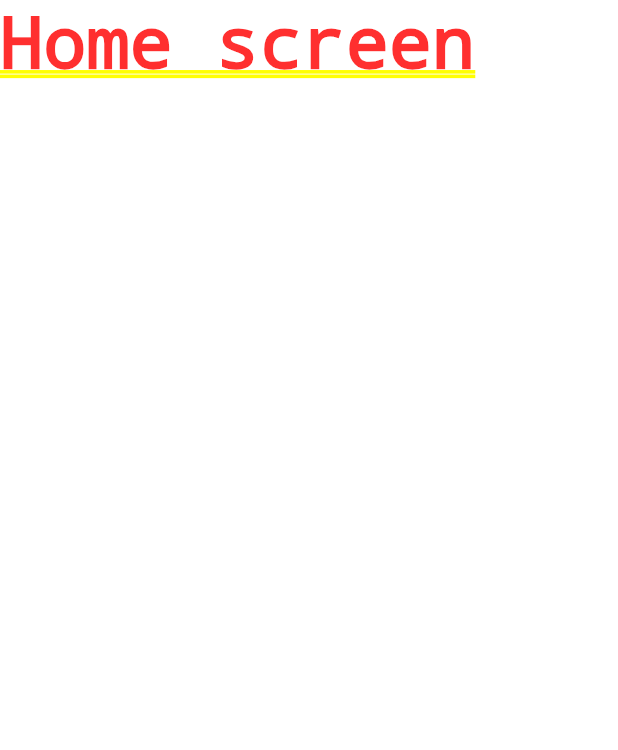
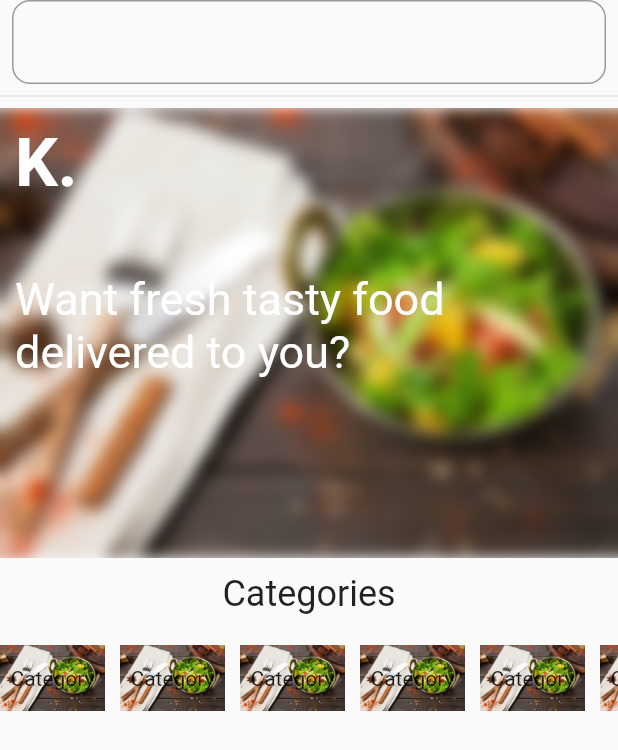
Before and after one commit to lordvidex/KwiBerry, a Flutter app: the screen it shows after launch, after a tap on "Proceed to Restaurants", on a phone screen of 412 x 824 dp. Shown: the top 750 px of the screen. Run offline on Flutter 3.47's test engine with Material 2 defaults, Android fonts, the phone set to English and light mode, and no system bars; drawn by our look-alikes of auto_size_text; our stand-ins replace geolocator, google_maps_flutter, location, shared_preferences; statements that could not run were skipped.

Commit message:
HomeScreen page design started

```diff
--- a/lib/screens/home_screen.dart
+++ b/lib/screens/home_screen.dart
@@ -1,9 +1,100 @@
+import 'dart:ui';
 import 'package:flutter/material.dart';
+import 'package:auto_size_text/auto_size_text.dart';
+import './location_screen.dart';
 
 class HomeScreen extends StatelessWidget {
   static final String routeName = '/homescreen';
   @override
   Widget build(BuildContext context) {
-    return Container(child: Text('Home screen'));
+    final width = MediaQuery.of(context).size.width;
+    final String locationText =
+        (ModalRoute.of(context).settings.arguments) ?? '';
+
+    return Scaffold(
+      body: SingleChildScrollView(
+          child: Column(
+        children: [
+          Padding(
+            padding: const EdgeInsets.symmetric(horizontal: 8.0),
+            child: GestureDetector(
+                child: InputDecorator(
+                    child: Text(locationText ?? 'Click to select location'),
+                    decoration: InputDecoration(
+                        fillColor: Colors.grey[200],
+                        border: OutlineInputBorder(
+                            borderRadius:
+                                BorderRadius.all(Radius.circular(12))))),
+                onTap: () => Navigator.of(context)
+                    .pushReplacementNamed(LocationScreen.routeName)),
+          ),
+          Divider(),
+          ClipRect(
+            child: Container(
+              width: double.infinity,
+              height: 300,
+              child: Stack(children: [
+                Container(
+                    decoration: BoxDecoration(
+                  image: DecorationImage(
+                      image: AssetImage('assets/images/veg.png'),
+                      fit: BoxFit.cover),
+                )),
+                BackdropFilter(
+                  filter: ImageFilter.blur(sigmaX: 5, sigmaY: 5),
+                  child: Container(color: Colors.black.withOpacity(0)),
+                ),
+                Positioned(
+                    top: 10,
+                    left: 10,
+                    child: Text('K.',
+                        style: Theme.of(context).textTheme.headline3.copyWith(
+                            fontWeight: FontWeight.bold, color: Colors.white))),
+                Positioned(
+                    top: 110,
+                    left: 10,
+                    child: Container(
+                      child: ConstrainedBox(
+                        constraints: BoxConstraints(
+                          minWidth: 60.0,
+                          maxWidth: width * 0.7,
+                          minHeight: 30.0,
+                          maxHeight: 100.0,
+                        ),
+                        child: AutoSizeText(
+                          "Want fresh tasty food delivered to you?",
+                          style: TextStyle(fontSize: 30.0, color: Colors.white),
+                        ),
+                      ),
+                    )),
+              ]),
+            ),
+          ),
+          Padding(
+              padding: const EdgeInsets.only(
+                  top: 10, left: 10, right: 10, bottom: 2),
+              child: Text('Categories',
+                  style: Theme.of(context).textTheme.headline5)),
+          Container(
+            height: 80,
+            child: ListView.builder(
+              scrollDirection: Axis.horizontal,
+              itemBuilder: (ctx, i) => Padding(
+                padding: EdgeInsets.only(right: 10),
+                child: Container(
+                  width: 70,
+                  height: 70,
+                  decoration: BoxDecoration(
+                      image: DecorationImage(
+                          image: AssetImage('assets/images/veg.png'))),
+                  child: Center(child: Text('Category')),
+                ),
+              ),
+              itemCount: 16,
+            ),
+          ),
+        ],
+      )),
+    );
   }
 }
--- a/pubspec.yaml
+++ b/pubspec.yaml
@@ -32,6 +32,7 @@ dependencies:
   shared_preferences: ^0.5.8
   provider: ^4.3.2
   geolocator: ^5.3.2+2
+  auto_size_text: ^2.1.0
 
 dev_dependencies:
   flutter_test:
```
Also changed, not shown: pubspec.lock, 2 other files.
